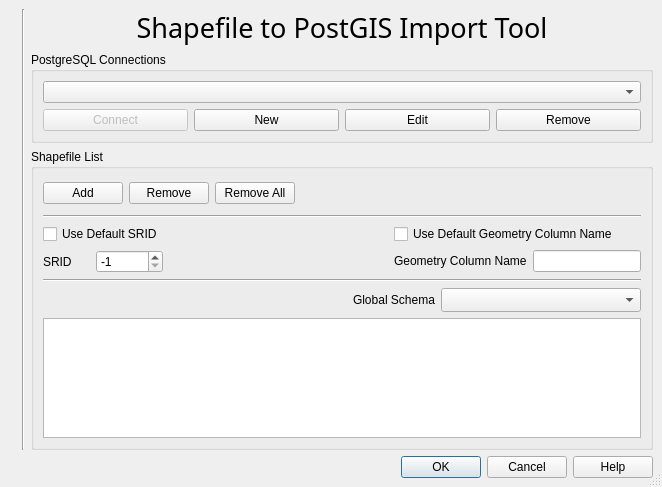
gopal-bhatt/PIHMgis, file src/plugins/spit/qgsspitbase.ui: the form before one commit.
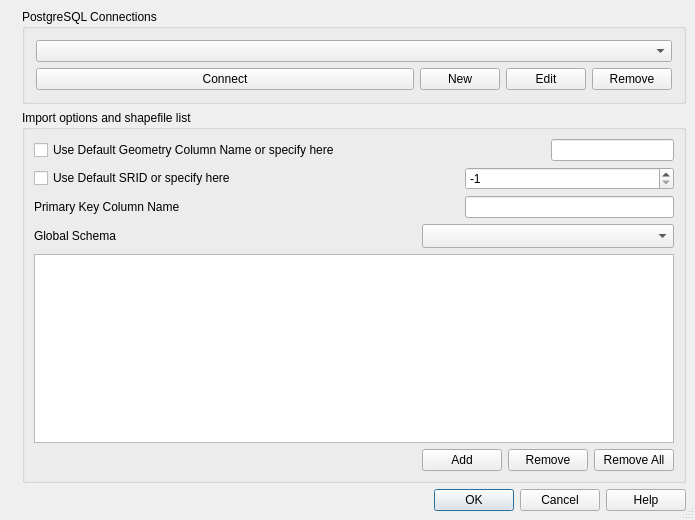
The form after the commit. Icons and pictures are not drawn.

The edit to the form file:
```diff
--- a/src/plugins/spit/qgsspitbase.ui
+++ b/src/plugins/spit/qgsspitbase.ui
@@ -5,8 +5,8 @@
    <rect>
     <x>0</x>
     <y>0</y>
-    <width>662</width>
-    <height>487</height>
+    <width>695</width>
+    <height>520</height>
    </rect>
   </property>
   <property name="baseSize" >
@@ -28,39 +28,120 @@
    <property name="spacing" >
     <number>6</number>
    </property>
-   <item row="0" column="2" >
-    <widget class="QLabel" name="txtHeading" >
-     <property name="sizePolicy" >
-      <sizepolicy>
-       <hsizetype>5</hsizetype>
-       <vsizetype>1</vsizetype>
-       <horstretch>0</horstretch>
-       <verstretch>0</verstretch>
-      </sizepolicy>
+   <item row="2" column="0" colspan="2" >
+    <widget class="QDialogButtonBox" name="buttonBox" >
+     <property name="orientation" >
+      <enum>Qt::Horizontal</enum>
      </property>
-     <property name="font" >
-      <font>
-       <family>Sans Serif</family>
-       <pointsize>20</pointsize>
-       <weight>50</weight>
-       <italic>false</italic>
-       <bold>false</bold>
-       <underline>false</underline>
-       <strikeout>false</strikeout>
-      </font>
+     <property name="standardButtons" >
+      <set>QDialogButtonBox::Cancel|QDialogButtonBox::Help|QDialogButtonBox::NoButton|QDialogButtonBox::Ok</set>
      </property>
+    </widget>
+   </item>
+   <item rowspan="2" row="0" column="0" >
+    <widget class="QLabel" name="pixmapLabel1" >
+     <property name="pixmap" >
+      <pixmap resource="spit.qrc" >:/spit.png</pixmap>
+     </property>
+     <property name="scaledContents" >
+      <bool>true</bool>
+     </property>
+    </widget>
+   </item>
+   <item row="0" column="1" >
+    <widget class="QGroupBox" name="groupBox" >
+     <property name="title" >
+      <string>PostgreSQL Connections</string>
+     </property>
+     <layout class="QGridLayout" >
+      <property name="margin" >
+       <number>11</number>
+      </property>
+      <property name="spacing" >
+       <number>6</number>
+      </property>
+      <item row="1" column="0" >
+       <spacer>
+        <property name="orientation" >
+         <enum>Qt::Horizontal</enum>
+        </property>
+        <property name="sizeHint" >
+         <size>
+          <width>40</width>
+          <height>20</height>
+         </size>
+        </property>
+       </spacer>
+      </item>
+      <item row="0" column="0" colspan="4" >
+       <widget class="QComboBox" name="cmbConnections" >
+        <property name="minimumSize" >
+         <size>
+          <width>200</width>
+          <height>0</height>
+         </size>
+        </property>
+       </widget>
+      </item>
+      <item row="1" column="2" >
+       <widget class="QPushButton" name="btnEdit" >
+        <property name="toolTip" >
+         <string>Edit the current PostGIS connection</string>
+        </property>
+        <property name="whatsThis" >
+         <string>Edit the current PostGIS connection</string>
+        </property>
      <property name="text" >
-      <string>Shapefile to PostGIS Import Tool</string>
-     </property>
-     <property name="alignment" >
-      <set>Qt::AlignCenter</set>
-     </property>
-    </widget>
-   </item>
-   <item row="2" column="2" >
+         <string>Edit</string>
+        </property>
+       </widget>
+      </item>
+      <item row="1" column="3" >
+       <widget class="QPushButton" name="btnRemove" >
+        <property name="toolTip" >
+         <string>Remove the current PostGIS connection</string>
+        </property>
+        <property name="whatsThis" >
+         <string>Remove the current PostGIS connection</string>
+        </property>
+        <property name="text" >
+         <string>Remove</string>
+        </property>
+       </widget>
+      </item>
+      <item row="1" column="1" >
+       <widget class="QPushButton" name="btnNew" >
+        <property name="toolTip" >
+         <string>Create a new PostGIS connection</string>
+        </property>
+        <property name="whatsThis" >
+         <string>Create a new PostGIS connection</string>
+        </property>
+        <property name="text" >
+         <string>New</string>
+        </property>
+       </widget>
+      </item>
+      <item row="1" column="0" >
+       <widget class="QPushButton" name="btnConnect" >
+        <property name="toolTip" >
+         <string>Connect to PostGIS</string>
+        </property>
+        <property name="whatsThis" >
+         <string>Connect to PostGIS</string>
+        </property>
+        <property name="text" >
+         <string>Connect</string>
+        </property>
+       </widget>
+      </item>
+     </layout>
+    </widget>
+   </item>
+   <item row="1" column="1" >
     <widget class="QGroupBox" name="groupBox_2" >
      <property name="title" >
-      <string>Shapefile List</string>
+      <string>Import options and shapefile list</string>
      </property>
      <layout class="QGridLayout" >
       <property name="margin" >
@@ -70,24 +151,19 @@
        <number>6</number>
       </property>
       <item row="5" column="0" >
-       <widget class="QTableWidget" name="tblShapefiles" >
-        <property name="selectionMode" >
-         <enum>QAbstractItemView::MultiSelection</enum>
+       <spacer>
+        <property name="orientation" >
+         <enum>Qt::Horizontal</enum>
         </property>
-        <property name="selectionBehavior" >
-         <enum>QAbstractItemView::SelectRows</enum>
+        <property name="sizeHint" >
+         <size>
+          <width>40</width>
+          <height>20</height>
+         </size>
         </property>
-       </widget>
+       </spacer>
       </item>
-      <item row="0" column="0" >
-       <layout class="QHBoxLayout" >
-        <property name="margin" >
-         <number>0</number>
-        </property>
-        <property name="spacing" >
-         <number>6</number>
-        </property>
-        <item>
+      <item row="5" column="1" colspan="2" >
          <widget class="QPushButton" name="btnAddFile" >
           <property name="toolTip" >
            <string>Add a shapefile to the list of files to be imported</string>
@@ -100,7 +176,7 @@
           </property>
          </widget>
         </item>
-        <item>
+      <item row="5" column="3" colspan="2" >
          <widget class="QPushButton" name="btnRemoveFile" >
           <property name="toolTip" >
            <string>Remove the selected shapefile from the import list</string>
@@ -113,7 +189,7 @@
           </property>
          </widget>
         </item>
-        <item>
+      <item row="5" column="5" >
          <widget class="QPushButton" name="btnRemoveAll" >
           <property name="toolTip" >
            <string>Remove all the shapefiles from the import list</string>
@@ -126,69 +202,46 @@
           </property>
          </widget>
         </item>
-        <item>
-         <spacer>
-          <property name="orientation" >
-           <enum>Qt::Horizontal</enum>
-          </property>
-          <property name="sizeType" >
-           <enum>QSizePolicy::Expanding</enum>
-          </property>
-          <property name="sizeHint" >
-           <size>
-            <width>200</width>
-            <height>31</height>
-           </size>
-          </property>
-         </spacer>
-        </item>
-       </layout>
+      <item row="4" column="0" colspan="6" >
+       <widget class="QTableWidget" name="tblShapefiles" >
+        <property name="selectionMode" >
+         <enum>QAbstractItemView::MultiSelection</enum>
+        </property>
+        <property name="selectionBehavior" >
+         <enum>QAbstractItemView::SelectRows</enum>
+        </property>
+       </widget>
+      </item>
+      <item row="0" column="4" colspan="2" >
+       <widget class="QLineEdit" name="txtGeomName" />
       </item>
-      <item row="1" column="0" >
-       <widget class="Line" name="line1" >
-        <property name="frameShape" >
-         <enum>QFrame::HLine</enum>
+      <item row="1" column="0" colspan="2" >
+       <widget class="QCheckBox" name="chkUseDefaultSrid" >
+        <property name="toolTip" >
+         <string>Set the SRID to the default value</string>
         </property>
-        <property name="frameShadow" >
-         <enum>QFrame::Sunken</enum>
+        <property name="whatsThis" >
+         <string>Set the SRID to the default value</string>
         </property>
-        <property name="orientation" >
-         <enum>Qt::Horizontal</enum>
+        <property name="text" >
+         <string>Use Default SRID or specify here</string>
         </property>
        </widget>
       </item>
-      <item row="2" column="0" >
-       <layout class="QHBoxLayout" >
-        <property name="margin" >
-         <number>0</number>
+      <item row="0" column="0" colspan="4" >
+       <widget class="QCheckBox" name="chkUseDefaultGeom" >
+        <property name="toolTip" >
+         <string>Set the geometry column name to the default value</string>
         </property>
-        <property name="spacing" >
-         <number>6</number>
+        <property name="whatsThis" >
+         <string>Set the geometry column name to the default value</string>
         </property>
-        <item>
-         <layout class="QGridLayout" >
-          <property name="margin" >
-           <number>0</number>
-          </property>
-          <property name="spacing" >
-           <number>6</number>
-          </property>
-          <item row="1" column="0" >
-           <layout class="QHBoxLayout" >
-            <property name="margin" >
-             <number>0</number>
-            </property>
-            <property name="spacing" >
-             <number>6</number>
-            </property>
-            <item>
-             <widget class="QLabel" name="textLabel1_2" >
               <property name="text" >
-               <string>SRID</string>
+         <string>Use Default Geometry Column Name or specify here</string>
               </property>
              </widget>
             </item>
-            <item>
+      <item row="1" column="2" colspan="4" >
              <widget class="QSpinBox" name="spinSrid" >
               <property name="maximum" >
                <number>1000000</number>
@@ -201,137 +254,30 @@
               </property>
              </widget>
             </item>
-           </layout>
-          </item>
-          <item row="0" column="0" >
-           <widget class="QCheckBox" name="chkUseDefaultSrid" >
-            <property name="toolTip" >
-             <string>Set the SRID to the default value</string>
-            </property>
-            <property name="whatsThis" >
-             <string>Set the SRID to the default value</string>
-            </property>
+      <item row="2" column="2" colspan="4" >
+       <widget class="QLineEdit" name="txtPrimaryKeyName" />
+      </item>
+      <item row="2" column="0" >
+       <widget class="QLabel" name="label" >
             <property name="text" >
-             <string>Use Default SRID</string>
-            </property>
-           </widget>
-          </item>
-         </layout>
-        </item>
-        <item>
-         <spacer>
-          <property name="orientation" >
-           <enum>Qt::Horizontal</enum>
-          </property>
-          <property name="sizeType" >
-           <enum>QSizePolicy::Expanding</enum>
-          </property>
-          <property name="sizeHint" >
-           <size>
-            <width>20</width>
-            <height>21</height>
-           </size>
-          </property>
-         </spacer>
-        </item>
-        <item>
-         <layout class="QGridLayout" >
-          <property name="margin" >
-           <number>0</number>
-          </property>
-          <property name="spacing" >
-           <number>6</number>
-          </property>
-          <item row="0" column="0" >
-           <widget class="QCheckBox" name="chkUseDefaultGeom" >
-            <property name="toolTip" >
-             <string>Set the geometry column name to the default value</string>
-            </property>
-            <property name="whatsThis" >
-             <string>Set the geometry column name to the default value</string>
-            </property>
-            <property name="text" >
-             <string>Use Default Geometry Column Name</string>
-            </property>
-           </widget>
-          </item>
-          <item row="1" column="0" >
-           <layout class="QHBoxLayout" >
-            <property name="margin" >
-             <number>0</number>
-            </property>
-            <property name="spacing" >
-             <number>6</number>
-            </property>
-            <item>
-             <widget class="QLabel" name="textLabel1_3" >
-              <property name="text" >
-               <string>Geometry Column Name</string>
-              </property>
-             </widget>
-            </item>
-            <item>
-             <widget class="QLineEdit" name="txtGeomName" />
-            </item>
-           </layout>
-          </item>
-         </layout>
-        </item>
-       </layout>
+         <string>Primary Key Column Name</string>
+        </property>
+        <property name="buddy" >
+         <cstring>txtPrimaryKeyName</cstring>
+        </property>
+       </widget>
       </item>
       <item row="3" column="0" >
-       <widget class="Line" name="line3" >
-        <property name="frameShape" >
-         <enum>QFrame::HLine</enum>
-        </property>
-        <property name="frameShadow" >
-         <enum>QFrame::Sunken</enum>
-        </property>
-        <property name="orientation" >
-         <enum>Qt::Horizontal</enum>
-        </property>
-       </widget>
-      </item>
-      <item row="4" column="0" >
-       <layout class="QHBoxLayout" >
-        <property name="margin" >
-         <number>0</number>
-        </property>
-        <property name="spacing" >
-         <number>6</number>
-        </property>
-        <item>
-         <spacer>
-          <property name="orientation" >
-           <enum>Qt::Horizontal</enum>
-          </property>
-          <property name="sizeType" >
-           <enum>QSizePolicy::Expanding</enum>
-          </property>
-          <property name="sizeHint" >
-           <size>
-            <width>140</width>
-            <height>20</height>
-           </size>
-          </property>
-         </spacer>
-        </item>
-        <item>
-         <layout class="QHBoxLayout" >
-          <property name="margin" >
-           <number>0</number>
-          </property>
-          <property name="spacing" >
-           <number>6</number>
-          </property>
-          <item>
            <widget class="QLabel" name="textLabel1_4" >
             <property name="text" >
              <string>Global Schema</string>
             </property>
-           </widget>
-          </item>
-          <item>
+        <property name="buddy" >
+         <cstring>cmbSchema</cstring>
+        </property>
+       </widget>
+      </item>
+      <item row="3" column="1" colspan="5" >
            <widget class="QComboBox" name="cmbSchema" >
             <property name="minimumSize" >
              <size>
@@ -348,127 +294,6 @@
            </widget>
           </item>
          </layout>
-        </item>
-       </layout>
-      </item>
-     </layout>
-    </widget>
-   </item>
-   <item row="1" column="2" >
-    <widget class="QGroupBox" name="groupBox" >
-     <property name="title" >
-      <string>PostgreSQL Connections</string>
-     </property>
-     <layout class="QGridLayout" >
-      <property name="margin" >
-       <number>9</number>
-      </property>
-      <property name="spacing" >
-       <number>6</number>
-      </property>
-      <item row="0" column="0" >
-       <layout class="QGridLayout" >
-        <property name="margin" >
-         <number>0</number>
-        </property>
-        <property name="spacing" >
-         <number>6</number>
-        </property>
-        <item row="1" column="1" >
-         <widget class="QPushButton" name="btnNew" >
-          <property name="toolTip" >
-           <string>Create a new PostGIS connection</string>
-          </property>
-          <property name="whatsThis" >
-           <string>Create a new PostGIS connection</string>
-          </property>
-          <property name="text" >
-           <string>New</string>
-          </property>
-         </widget>
-        </item>
-        <item row="1" column="3" >
-         <widget class="QPushButton" name="btnRemove" >
-          <property name="toolTip" >
-           <string>Remove the current PostGIS connection</string>
-          </property>
-          <property name="whatsThis" >
-           <string>Remove the current PostGIS connection</string>
-          </property>
-          <property name="text" >
-           <string>Remove</string>
-          </property>
-         </widget>
-        </item>
-        <item row="1" column="0" >
-         <widget class="QPushButton" name="btnConnect" >
-          <property name="enabled" >
-           <bool>false</bool>
-          </property>
-          <property name="text" >
-           <string>Connect</string>
-          </property>
-         </widget>
-        </item>
-        <item row="1" column="2" >
-         <widget class="QPushButton" name="btnEdit" >
-          <property name="toolTip" >
-           <string>Edit the current PostGIS connection</string>
-          </property>
-          <property name="whatsThis" >
-           <string>Edit the current PostGIS connection</string>
-          </property>
-          <property name="text" >
-           <string>Edit</string>
-          </property>
-         </widget>
-        </item>
-        <item row="0" column="0" colspan="4" >
-         <widget class="QComboBox" name="cmbConnections" >
-          <property name="minimumSize" >
-           <size>
-            <width>200</width>
-            <height>0</height>
-           </size>
-          </property>
-         </widget>
-        </item>
-       </layout>
-      </item>
-     </layout>
-    </widget>
-   </item>
-   <item rowspan="3" row="0" column="0" >
-    <widget class="QLabel" name="pixmapLabel1" >
-     <property name="pixmap" >
-      <pixmap resource="spit.qrc" >:/spit.png</pixmap>
-     </property>
-     <property name="scaledContents" >
-      <bool>true</bool>
-     </property>
-    </widget>
-   </item>
-   <item rowspan="3" row="0" column="1" >
-    <widget class="Line" name="line12" >
-     <property name="frameShape" >
-      <enum>QFrame::VLine</enum>
-     </property>
-     <property name="frameShadow" >
-      <enum>QFrame::Sunken</enum>
-     </property>
-     <property name="orientation" >
-      <enum>Qt::Vertical</enum>
-     </property>
-    </widget>
-   </item>
-   <item row="3" column="0" colspan="3" >
-    <widget class="QDialogButtonBox" name="buttonBox" >
-     <property name="orientation" >
-      <enum>Qt::Horizontal</enum>
-     </property>
-     <property name="standardButtons" >
-      <set>QDialogButtonBox::Cancel|QDialogButtonBox::Help|QDialogButtonBox::NoButton|QDialogButtonBox::Ok</set>
-     </property>
     </widget>
    </item>
   </layout>
```
Left out of the diff: 17 changed lines with no effect on the pictures. Lines whose indentation alone changed are shown as unchanged.
